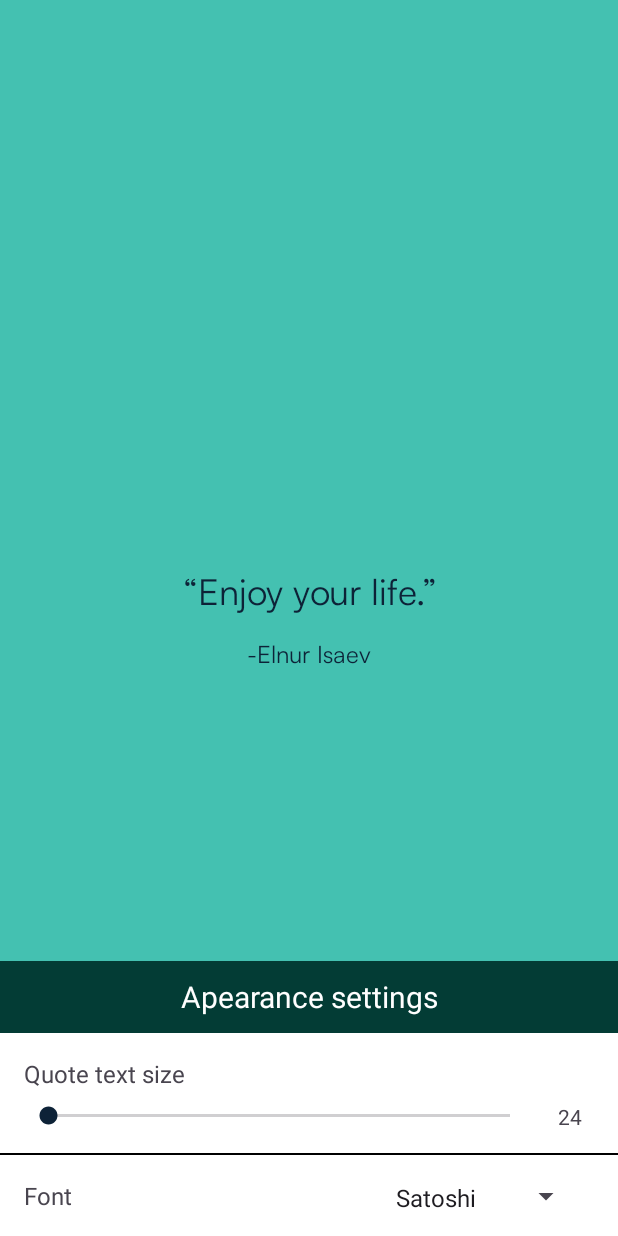
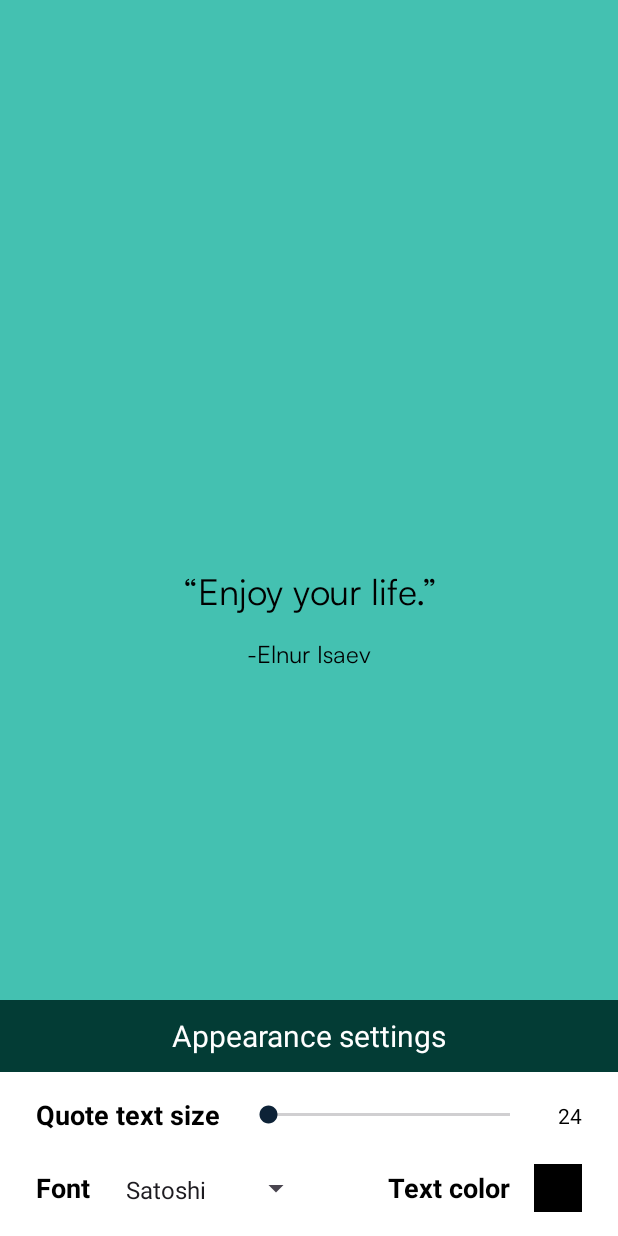
Before and after one commit to elnurAndroidDev/Quotes, an Android app: the screen it shows after launch (SettingsActivity), in the side drawer, after a tap on "Settings", on a phone screen of 412 x 824 dp. Run offline under Robolectric (Android 15) with nearby library versions, the phone set to English and light mode, and no system bars; our stand-ins replace Room's generated code; libraries missing offline, so code that uses them is left out: top.defaults.colorpicker.

Commit message:
added text color

```diff
--- a/app/build.gradle
+++ b/app/build.gradle
@@ -43,7 +43,7 @@ dependencies {
     implementation 'com.google.android.material:material:1.9.0'
     implementation 'androidx.constraintlayout:constraintlayout:2.1.4'
     implementation 'org.jetbrains.kotlinx:kotlinx-coroutines-core:1.6.4'
-    implementation 'com.github.ibrahimsn98:SmoothBottomBar:1.7.9'
+    implementation 'com.github.duanhong169:colorpicker:1.1.6'
     implementation "androidx.lifecycle:lifecycle-viewmodel-ktx:2.6.1"
     implementation 'com.google.code.gson:gson:2.10.1'
     implementation 'com.squareup.retrofit2:retrofit:2.9.0'
--- a/app/src/main/AndroidManifest.xml
+++ b/app/src/main/AndroidManifest.xml
@@ -4,6 +4,7 @@
 
     <uses-permission android:name="android.permission.ACCESS_NETWORK_STATE" />
     <uses-permission android:name="android.permission.INTERNET" />
+    <uses-permission android:name="android.permission.READ_MEDIA_IMAGES" />
 
     <application
         android:name=".QuotesApplication"
--- a/app/src/main/java/com/example/quotes/adapters/QuotesAdapter.kt
+++ b/app/src/main/java/com/example/quotes/adapters/QuotesAdapter.kt
@@ -1,5 +1,6 @@
 package com.example.quotes.adapters
 
+import android.graphics.Color
 import android.graphics.Typeface
 import android.view.LayoutInflater
 import android.view.ViewGroup
@@ -24,10 +25,14 @@ class QuotesAdapter(
     private val VIEW_TYPE_ERROR = 1
 
     private var textSize = 32
-    private lateinit var font: Typeface
+    private var font: Typeface? = null
+    private var textColor = Color.BLACK
 
-    fun setFont(font: Typeface) {
+    fun setPreferences(font: Typeface, textSize: Int, textColor: Int) {
         this.font = font
+        this.textSize = textSize
+        this.textColor = textColor
+        notifyDataSetChanged()
     }
 
     abstract class ItemViewHolder(binding: ViewBinding) :
@@ -42,6 +47,8 @@ class QuotesAdapter(
             binding.authorTextView.textSize = textSize.toFloat() + 16
             binding.quoteTextView.typeface = font
             binding.authorTextView.typeface = font
+            binding.quoteTextView.setTextColor(textColor)
+            binding.authorTextView.setTextColor(textColor)
             val content = "“${quote.content}”"
             binding.quoteTextView.text = content
             val author = "-${quote.author}"
@@ -72,6 +79,8 @@ class QuotesAdapter(
             binding.errorAuthorTextView.textSize = textSize.toFloat() + 16
             binding.errorTextView.typeface = font
             binding.errorAuthorTextView.typeface = font
+            binding.errorTextView.setTextColor(textColor)
+            binding.errorAuthorTextView.setTextColor(textColor)
             val content = "“${quote.content}”"
             binding.errorTextView.text = content
             val author = "-${quote.author}"
@@ -120,9 +129,4 @@ class QuotesAdapter(
             is ErrorViewHolder -> holder.bind(quote)
         }
     }
-
-    fun setTextSize(size: Int) {
-        textSize = size
-        notifyDataSetChanged()
-    }
 }
--- a/app/src/main/java/com/example/quotes/ui/activities/home/MainActivity.kt
+++ b/app/src/main/java/com/example/quotes/ui/activities/home/MainActivity.kt
@@ -2,10 +2,14 @@ package com.example.quotes.ui.activities.home
 
 import android.content.Context
 import android.content.Intent
+import android.graphics.Bitmap
+import android.graphics.Canvas
+import android.graphics.Color
 import android.graphics.Typeface
 import android.graphics.drawable.ColorDrawable
 import android.graphics.drawable.TransitionDrawable
 import android.os.Bundle
+import android.provider.MediaStore
 import android.util.Log
 import android.view.MenuItem
 import android.view.View
@@ -30,6 +34,7 @@ import com.example.quotes.ui.Updater
 import com.example.quotes.ui.activities.favorites.FavoritesActivity
 import com.example.quotes.ui.activities.settings.SettingsActivity
 import com.google.android.material.navigation.NavigationView
+import java.io.ByteArrayOutputStream
 
 class MainActivity : AppCompatActivity(), NavigationView.OnNavigationItemSelectedListener {
 
@@ -117,6 +122,11 @@ class MainActivity : AppCompatActivity(), NavigationView.OnNavigationItemSelecte
                     viewModel.deleteQuote(quote)
                 }
                 quote.liked = !quote.liked
+                val screenShot = takeScreenshotOfView(binding.mainContainer)
+                val bytes = ByteArrayOutputStream()
+                screenShot.compress(Bitmap.CompressFormat.JPEG, 100, bytes)
+                val path =
+                    MediaStore.Images.Media.insertImage(contentResolver, screenShot, "File", null)
             }
 
             override fun share(quote: QuoteUiModel) {
@@ -164,13 +174,21 @@ class MainActivity : AppCompatActivity(), NavigationView.OnNavigationItemSelecte
 
     override fun onResume() {
         super.onResume()
+        settingViewsFromSharedPreferences()
+    }
+
+    private fun settingViewsFromSharedPreferences() {
         val sharedPref =
-            this.getSharedPreferences("AppearancePreferences", Context.MODE_PRIVATE) ?: return
+            this.getSharedPreferences("AppearancePreferences", Context.MODE_PRIVATE)
         val defaultValue = 0
         val textSize = sharedPref.getInt(getString(R.string.quote_size_key), defaultValue)
-        quotesAdapter.setTextSize(textSize)
         val fontPosition = sharedPref.getInt(getString(R.string.font_key), 0)
-        quotesAdapter.setFont(getFontByPosition(fontPosition))
+        val color = sharedPref.getInt(getString(R.string.quote_color_key), Color.BLACK)
+        quotesAdapter.setPreferences(
+            font = getFontByPosition(fontPosition),
+            textSize = textSize,
+            textColor = color
+        )
 
     }
 
@@ -197,4 +215,17 @@ class MainActivity : AppCompatActivity(), NavigationView.OnNavigationItemSelecte
         transition.startTransition(500)
         lastColorId = randomColorId
     }
+
+    private fun takeScreenshotOfView(view: View): Bitmap {
+        val bitmap = Bitmap.createBitmap(view.width, view.height, Bitmap.Config.ARGB_8888)
+        val canvas = Canvas(bitmap)
+        val bgDrawable = view.background
+        if (bgDrawable != null) {
+            bgDrawable.draw(canvas)
+        } else {
+            canvas.drawColor(Color.WHITE)
+        }
+        view.draw(canvas)
+        return bitmap
+    }
 }
--- a/app/src/main/java/com/example/quotes/ui/activities/settings/SettingsActivity.kt
+++ b/app/src/main/java/com/example/quotes/ui/activities/settings/SettingsActivity.kt
@@ -1,19 +1,23 @@
 package com.example.quotes.ui.activities.settings
 
 import android.content.Context
+import android.graphics.Color
 import android.os.Bundle
 import android.view.View
 import android.widget.AdapterView
 import android.widget.AdapterView.OnItemSelectedListener
+import android.widget.ImageView
 import android.widget.LinearLayout
 import android.widget.SeekBar
 import android.widget.SeekBar.OnSeekBarChangeListener
 import android.widget.Spinner
 import android.widget.TextView
+import androidx.appcompat.app.AlertDialog
 import androidx.appcompat.app.AppCompatActivity
 import androidx.core.content.res.ResourcesCompat
 import com.example.quotes.R
 import com.google.android.material.bottomsheet.BottomSheetBehavior
+import top.defaults.colorpicker.ColorPickerView
 
 class SettingsActivity : AppCompatActivity() {
     private lateinit var quoteTextView: TextView
@@ -21,6 +25,8 @@ class SettingsActivity : AppCompatActivity() {
     private lateinit var quoteSizeTextView: TextView
     private lateinit var quoteSizeSeekBar: SeekBar
     private lateinit var fontSpinner: Spinner
+    private lateinit var colorIndicator: ImageView
+
     override fun onCreate(savedInstanceState: Bundle?) {
         super.onCreate(savedInstanceState)
         setContentView(R.layout.activity_settings)
@@ -29,6 +35,7 @@ class SettingsActivity : AppCompatActivity() {
         quoteSizeTextView = findViewById(R.id.quoteSizeTextView)
         quoteSizeSeekBar = findViewById(R.id.quoteSizeSeekBar)
         fontSpinner = findViewById(R.id.fontSpinner)
+        colorIndicator = findViewById(R.id.quoteColorIndicator)
         settingViewsFromSharedPreferences()
         showBottomSheetDialog()
     }
@@ -45,6 +52,11 @@ class SettingsActivity : AppCompatActivity() {
 
         val fontPosition = sharedPref.getInt(getString(R.string.font_key), 0)
         fontSpinner.setSelection(fontPosition)
+
+        val color = sharedPref.getInt(getString(R.string.quote_color_key), Color.BLACK)
+        colorIndicator.setBackgroundColor(color)
+        quoteTextView.setTextColor(color)
+        authorTextView.setTextColor(color)
     }
 
 
@@ -67,7 +79,7 @@ class SettingsActivity : AppCompatActivity() {
             override fun onProgressChanged(p0: SeekBar?, size: Int, p2: Boolean) {
                 quoteTextView.textSize = size.toFloat() + 24
                 authorTextView.textSize = size.toFloat() + 16
-                val text = (size+24).toString()
+                val text = (size + 24).toString()
                 quoteSizeTextView.text = text
             }
 
@@ -103,6 +115,30 @@ class SettingsActivity : AppCompatActivity() {
             override fun onNothingSelected(p0: AdapterView<*>?) {
             }
         }
+
+        colorIndicator.setOnClickListener {
+            val builder = AlertDialog.Builder(this)
+            builder.setTitle("Choose text color")
+            val dialogLayout = layoutInflater.inflate(R.layout.color_picker_layout, null)
+            val colorPicker = dialogLayout.findViewById<ColorPickerView>(R.id.color_picker)
+            builder.setView(dialogLayout)
+            builder.setPositiveButton("OK") { dialogInterface, _ ->
+                quoteTextView.setTextColor(colorPicker.color)
+                authorTextView.setTextColor(colorPicker.color)
+                colorIndicator.setBackgroundColor(colorPicker.color)
+                val sharedPref = this@SettingsActivity.getSharedPreferences(
+                    "AppearancePreferences",
+                    Context.MODE_PRIVATE
+                )
+                with(sharedPref.edit()) {
+                    putInt(getString(R.string.quote_color_key), colorPicker.color)
+                    apply()
+                }
+                dialogInterface.dismiss()
+            }
+            builder.setNegativeButton("Cancel") { dialogInterface, _ -> dialogInterface.dismiss() }
+            builder.show()
+        }
     }
 
     private fun setFont(position: Int) {
--- /dev/null
+++ b/app/src/main/res/drawable/color_circle.xml
@@ -0,0 +1,5 @@
+<?xml version="1.0" encoding="utf-8"?>
+<shape xmlns:android="http://schemas.android.com/apk/res/android"
+    android:shape="oval">
+    <solid android:color="@color/mainColor" />
+</shape>
--- a/app/src/main/res/layout/activity_main.xml
+++ b/app/src/main/res/layout/activity_main.xml
@@ -24,6 +24,7 @@
             app:title="Quotes App" />
 
         <FrameLayout
+            android:id="@+id/main_container"
             android:layout_width="match_parent"
             android:layout_height="match_parent">
 
--- a/app/src/main/res/layout/activity_settings.xml
+++ b/app/src/main/res/layout/activity_settings.xml
@@ -31,7 +31,7 @@
             android:fontFamily="@font/satoshi"
             android:gravity="center"
             android:text="“Enjoy your life.”"
-            android:textColor="#0d2237"
+            android:textColor="@color/black"
             android:textSize="32sp" />
 
         <TextView
@@ -41,7 +41,7 @@
             android:layout_marginTop="16dp"
             android:fontFamily="@font/satoshi"
             android:text="-Elnur Isaev"
-            android:textColor="#0d2237"
+            android:textColor="@color/black"
             android:textSize="24sp" />
 
     </LinearLayout>
--- a/app/src/main/res/layout/appearance_settings_dialog.xml
+++ b/app/src/main/res/layout/appearance_settings_dialog.xml
@@ -1,6 +1,7 @@
 <?xml version="1.0" encoding="utf-8"?>
 <LinearLayout xmlns:android="http://schemas.android.com/apk/res/android"
     xmlns:app="http://schemas.android.com/apk/res-auto"
+    xmlns:tools="http://schemas.android.com/tools"
     android:id="@+id/bottom_sheet_layout"
     android:layout_width="match_parent"
     android:layout_height="wrap_content"
@@ -15,24 +16,26 @@
             android:layout_height="48dp"
             android:gravity="center"
             android:background="#033C35"
-            android:text="Apearance settings"
+            android:text="Appearance settings"
             android:textColor="@color/white"
             android:textSize="20sp"/>
 
     <androidx.constraintlayout.widget.ConstraintLayout
         android:layout_width="match_parent"
         android:layout_height="match_parent"
-        android:paddingBottom="16dp"
-        android:background="@color/white">
+        android:background="@color/white"
+        android:paddingBottom="16dp">
 
         <TextView
             android:id="@+id/textView"
             android:layout_width="wrap_content"
             android:layout_height="wrap_content"
-            android:layout_marginStart="16dp"
+            android:layout_marginStart="24dp"
             android:layout_marginTop="16dp"
             android:text="Quote text size"
-            android:textSize="16sp"
+            android:textSize="18sp"
+            android:textStyle="bold"
+            android:textColor="@color/black"
             app:layout_constraintStart_toStartOf="parent"
             app:layout_constraintTop_toTopOf="parent" />
 
@@ -41,13 +44,13 @@
             android:layout_width="0dp"
             android:layout_height="wrap_content"
             android:layout_marginStart="16dp"
-            android:layout_marginTop="8dp"
             android:layout_marginEnd="16dp"
             android:max="24"
             android:progress="8"
+            app:layout_constraintBottom_toBottomOf="@+id/textView"
             app:layout_constraintEnd_toStartOf="@+id/quoteSizeTextView"
-            app:layout_constraintStart_toStartOf="parent"
-            app:layout_constraintTop_toBottomOf="@id/textView" />
+            app:layout_constraintStart_toEndOf="@+id/textView"
+            app:layout_constraintTop_toTopOf="@+id/textView" />
 
         <TextView
             android:id="@+id/quoteSizeTextView"
@@ -56,37 +59,67 @@
             android:layout_marginEnd="24dp"
             android:text="16"
             android:textSize="14sp"
+            android:textColor="@color/black"
             app:layout_constraintEnd_toEndOf="parent"
             app:layout_constraintTop_toTopOf="@+id/quoteSizeSeekBar" />
-
-        <View
-            android:id="@+id/view"
-            android:layout_width="match_parent"
-            android:layout_height="1dp"
-            android:layout_marginTop="16dp"
-            android:background="@color/black"
-            app:layout_constraintEnd_toEndOf="parent"
-            app:layout_constraintStart_toStartOf="parent"
-            app:layout_constraintTop_toBottomOf="@id/quoteSizeSeekBar" />
 
         <TextView
             android:id="@+id/textView2"
             android:layout_width="wrap_content"
             android:layout_height="wrap_content"
-            android:layout_marginTop="16dp"
+            android:layout_marginStart="24dp"
+            android:layout_marginTop="24dp"
             android:text="Font"
-            android:textSize="16sp"
-            app:layout_constraintStart_toStartOf="@+id/quoteSizeSeekBar"
-            app:layout_constraintTop_toBottomOf="@+id/view" />
+            android:textSize="18sp"
+            android:textStyle="bold"
+            android:textColor="@color/black"
+            app:layout_constraintStart_toStartOf="parent"
+            app:layout_constraintTop_toBottomOf="@+id/textView" />
 
         <Spinner
             android:id="@+id/fontSpinner"
-            android:layout_width="0dp"
+            android:layout_width="wrap_content"
             android:layout_height="20dp"
+            android:layout_marginStart="16dp"
             android:entries="@array/fonts"
             app:layout_constraintBottom_toBottomOf="@+id/textView2"
-            app:layout_constraintEnd_toEndOf="@+id/quoteSizeTextView"
+            app:layout_constraintStart_toEndOf="@+id/textView2"
             app:layout_constraintTop_toTopOf="@+id/textView2" />
+
+
+        <TextView
+            android:id="@+id/textView3"
+            android:layout_width="wrap_content"
+            android:layout_height="wrap_content"
+            android:layout_marginTop="24dp"
+            android:layout_marginEnd="16dp"
+            android:text="Text color"
+            android:textSize="18sp"
+            android:textStyle="bold"
+            android:textColor="@color/black"
+            app:layout_constraintEnd_toStartOf="@+id/imageView"
+            app:layout_constraintTop_toBottomOf="@+id/textView" />
+
+        <ImageView
+            android:id="@+id/imageView"
+            android:layout_width="32dp"
+            android:layout_height="32dp"
+            android:layout_marginEnd="24dp"
+            android:background="@color/black"
+            app:layout_constraintBottom_toBottomOf="@+id/textView3"
+            app:layout_constraintEnd_toEndOf="parent"
+            app:layout_constraintTop_toTopOf="@+id/textView3" />
+
+        <ImageView
+            android:id="@+id/quoteColorIndicator"
+            android:layout_width="0dp"
+            android:layout_height="0dp"
+            android:background="@color/mainColor"
+            android:layout_margin="2dp"
+            app:layout_constraintBottom_toBottomOf="@id/imageView"
+            app:layout_constraintEnd_toEndOf="@id/imageView"
+            app:layout_constraintStart_toStartOf="@id/imageView"
+            app:layout_constraintTop_toTopOf="@id/imageView" />
 
     </androidx.constraintlayout.widget.ConstraintLayout>
 
--- a/app/src/main/res/layout/quote_item.xml
+++ b/app/src/main/res/layout/quote_item.xml
@@ -22,7 +22,7 @@
             android:layout_height="wrap_content"
             android:fontFamily="@font/satoshi"
             android:gravity="center"
-            android:textColor="#0d2237"
+            android:textColor="@color/black"
             android:textSize="32sp"
             tools:text="“Enjoy your life.”" />
 
@@ -32,7 +32,7 @@
             android:layout_height="wrap_content"
             android:layout_marginTop="16dp"
             android:fontFamily="@font/satoshi"
-            android:textColor="#0d2237"
+            android:textColor="@color/black"
             android:textSize="24sp"
             tools:text="-Elnur Isaev" />
     </LinearLayout>
--- a/app/src/main/res/values/strings.xml
+++ b/app/src/main/res/values/strings.xml
@@ -21,6 +21,7 @@
     <string name="close_nav">Close Navigation Drawer</string>
     <string name="quote_size_key">quote_size_key</string>
     <string name="font_key">font_key</string>
+    <string name="quote_color_key">quote_color_key</string>
 
     <string-array name="fonts">
         <item>Satoshi</item>
```
Also changed, not shown: app/src/main/res/layout/color_picker_layout.xml (added, +12 -0 lines).
